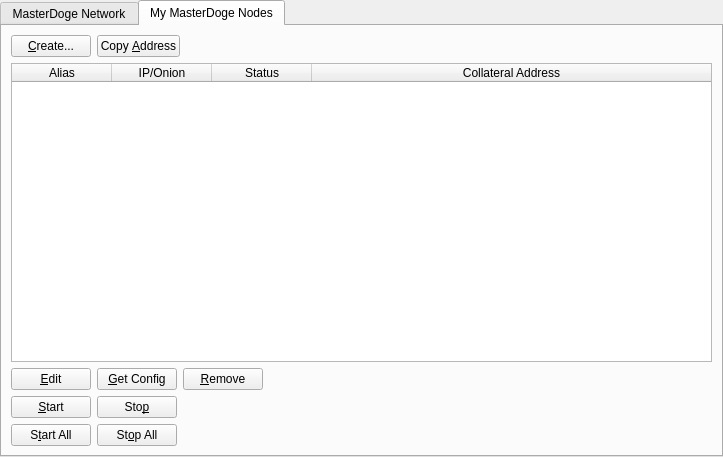
MasterDoge-dev/masterdoge, file src/qt/forms/masternodemanager.ui: the form before one commit.
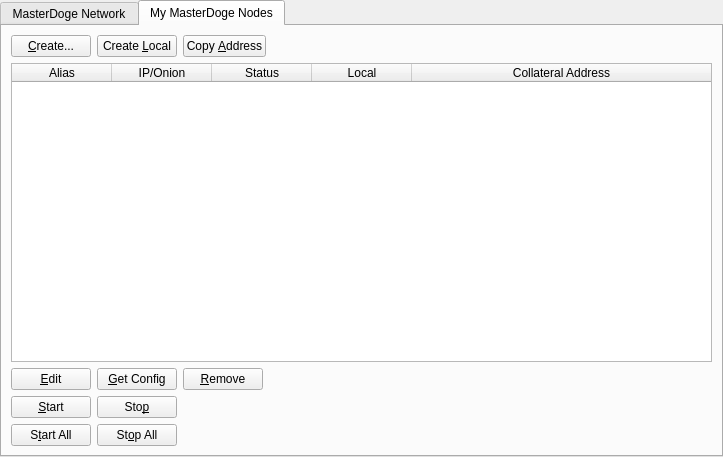
The form after the commit. The open tabs and pages were chosen to show the change.

Diff of the .ui file:
```diff
--- a/src/qt/forms/masternodemanager.ui
+++ b/src/qt/forms/masternodemanager.ui
@@ -142,6 +142,13 @@
                </property>
               </widget>
              </item>
+             <item>
+              <widget class="QPushButton" name="localButton">
+               <property name="text">
+                <string>Create &amp;Local</string>
+               </property>
+              </widget>
+             </item>
              <item>
               <widget class="QPushButton" name="copyAddressButton">
                <property name="text">
@@ -196,6 +203,11 @@
                <string>Status</string>
               </property>
              </column>
+             <column>
+              <property name="text">
+               <string>Local</string>
+              </property>
+             </column>
              <column>
               <property name="text">
                <string>Collateral Address</string>
```
Left out of the diff: 2 changed lines with no effect on the pictures.
